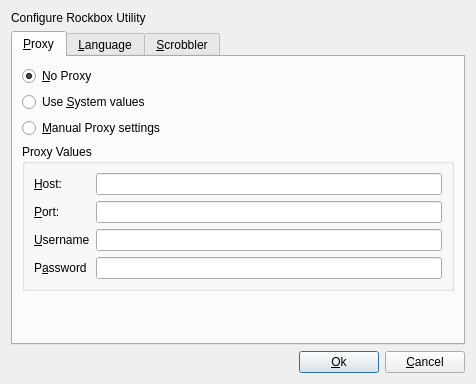
Rockbox-Chinese-Community/Rockbox-RCC, file rbutil/rbutilqt/configurefrm.ui: the form before one commit.
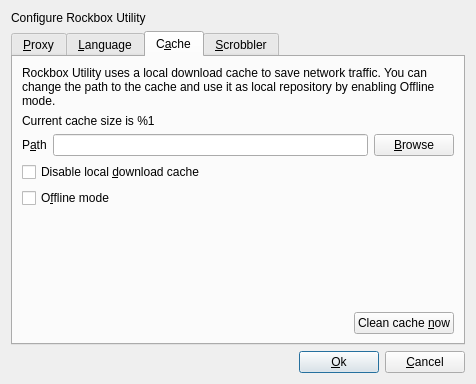
The form after the commit. The open tabs and pages were chosen to show the change. Icons and pictures are not drawn.

Commit message: Update configuration dialog and disable unimplemented items. Add some nice icons and replace logger icons with tango ones.

The edit to the form file:
```diff
--- a/rbutil/rbutilqt/configurefrm.ui
+++ b/rbutil/rbutilqt/configurefrm.ui
@@ -70,7 +70,7 @@
        <item row="1" column="0" >
         <widget class="QRadioButton" name="radioSystemProxy" >
          <property name="text" >
-          <string>Use &amp;System values</string>
+          <string>Use S&amp;ystem values</string>
          </property>
         </widget>
        </item>
@@ -121,7 +121,11 @@
            <widget class="QLineEdit" name="proxyUser" />
           </item>
           <item row="3" column="1" >
-           <widget class="QLineEdit" name="proxyPass" />
+           <widget class="QLineEdit" name="proxyPass" >
+            <property name="echoMode" >
+             <enum>QLineEdit::Password</enum>
+            </property>
+           </widget>
           </item>
           <item row="2" column="0" >
            <widget class="QLabel" name="label_3" >
@@ -136,7 +140,7 @@
           <item row="3" column="0" >
            <widget class="QLabel" name="label_4" >
             <property name="text" >
-             <string>P&amp;assword</string>
+             <string>Pass&amp;word</string>
             </property>
             <property name="buddy" >
              <cstring>proxyPass</cstring>
@@ -171,6 +175,111 @@
        </item>
       </layout>
      </widget>
+     <widget class="QWidget" name="tabCache" >
+      <attribute name="title" >
+       <string>C&amp;ache</string>
+      </attribute>
+      <attribute name="toolTip" >
+       <string>Download cache settings</string>
+      </attribute>
+      <layout class="QGridLayout" >
+       <item row="0" column="0" colspan="2" >
+        <widget class="QLabel" name="cacheDescription" >
+         <property name="text" >
+          <string>Rockbox Utility uses a local download cache to save network traffic. You can change the path to the cache and use it as local repository by enabling Offline mode.</string>
+         </property>
+         <property name="wordWrap" >
+          <bool>true</bool>
+         </property>
+        </widget>
+       </item>
+       <item row="1" column="0" >
+        <widget class="QLabel" name="cacheSize" >
+         <property name="text" >
+          <string>Current cache size is %1</string>
+         </property>
+        </widget>
+       </item>
+       <item row="2" column="0" colspan="2" >
+        <layout class="QHBoxLayout" >
+         <item>
+          <widget class="QLabel" name="label_5" >
+           <property name="text" >
+            <string>P&amp;ath</string>
+           </property>
+           <property name="buddy" >
+            <cstring>cachePath</cstring>
+           </property>
+          </widget>
+         </item>
+         <item>
+          <widget class="QLineEdit" name="cachePath" />
+         </item>
+         <item>
+          <widget class="QPushButton" name="buttonCacheBrowse" >
+           <property name="text" >
+            <string>&amp;Browse</string>
+           </property>
+           <property name="icon" >
+            <iconset resource="rbutilqt.qrc" >:/icons/icons/system-search.png</iconset>
+           </property>
+          </widget>
+         </item>
+        </layout>
+       </item>
+       <item row="3" column="0" colspan="2" >
+        <layout class="QVBoxLayout" >
+         <item>
+          <widget class="QCheckBox" name="cacheDisable" >
+           <property name="text" >
+            <string>Disable local &amp;download cache</string>
+           </property>
+          </widget>
+         </item>
+         <item>
+          <widget class="QCheckBox" name="cacheOfflineMode" >
+           <property name="text" >
+            <string>O&amp;ffline mode</string>
+           </property>
+          </widget>
+         </item>
+        </layout>
+       </item>
+       <item row="4" column="1" >
+        <spacer>
+         <property name="orientation" >
+          <enum>Qt::Vertical</enum>
+         </property>
+         <property name="sizeHint" >
+          <size>
+           <width>20</width>
+           <height>61</height>
+          </size>
+         </property>
+        </spacer>
+       </item>
+       <item row="5" column="0" >
+        <spacer>
+         <property name="orientation" >
+          <enum>Qt::Horizontal</enum>
+         </property>
+         <property name="sizeHint" >
+          <size>
+           <width>40</width>
+           <height>20</height>
+          </size>
+         </property>
+        </spacer>
+       </item>
+       <item row="5" column="1" >
+        <widget class="QPushButton" name="buttonCacheClear" >
+         <property name="text" >
+          <string>Clean cache &amp;now</string>
+         </property>
+        </widget>
+       </item>
+      </layout>
+     </widget>
      <widget class="QWidget" name="tabScrobbler" >
       <attribute name="title" >
        <string>&amp;Scrobbler</string>
```
Left out of the diff: 68 changed lines with no effect on the pictures. The commit also changes 3 other files.
